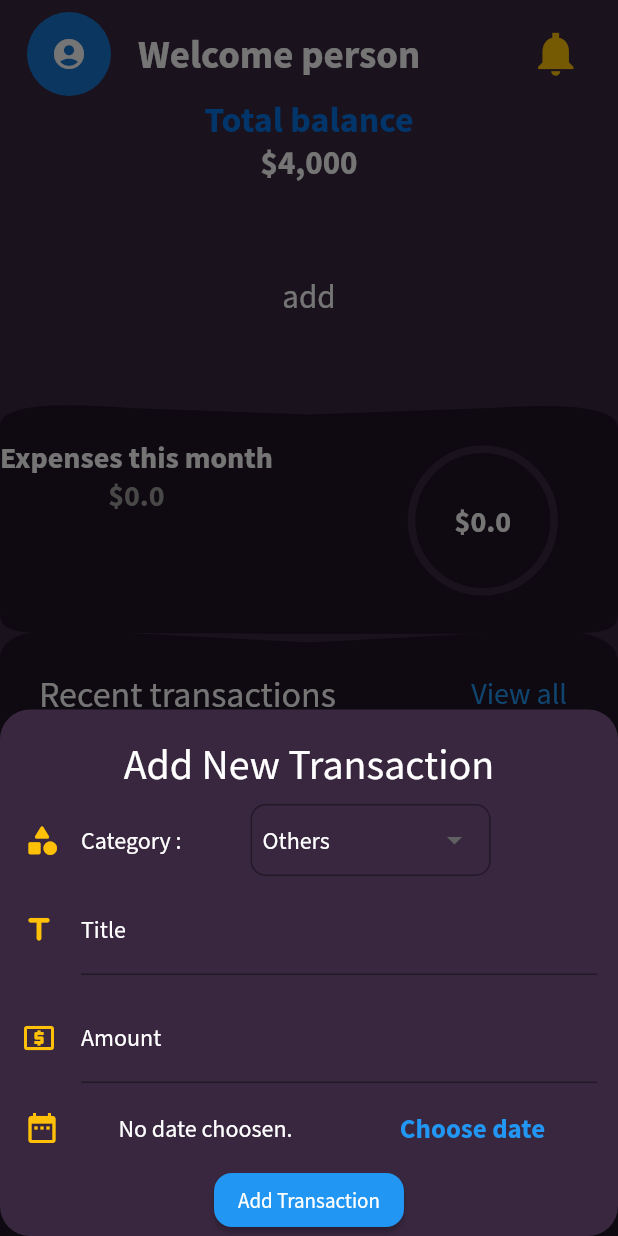
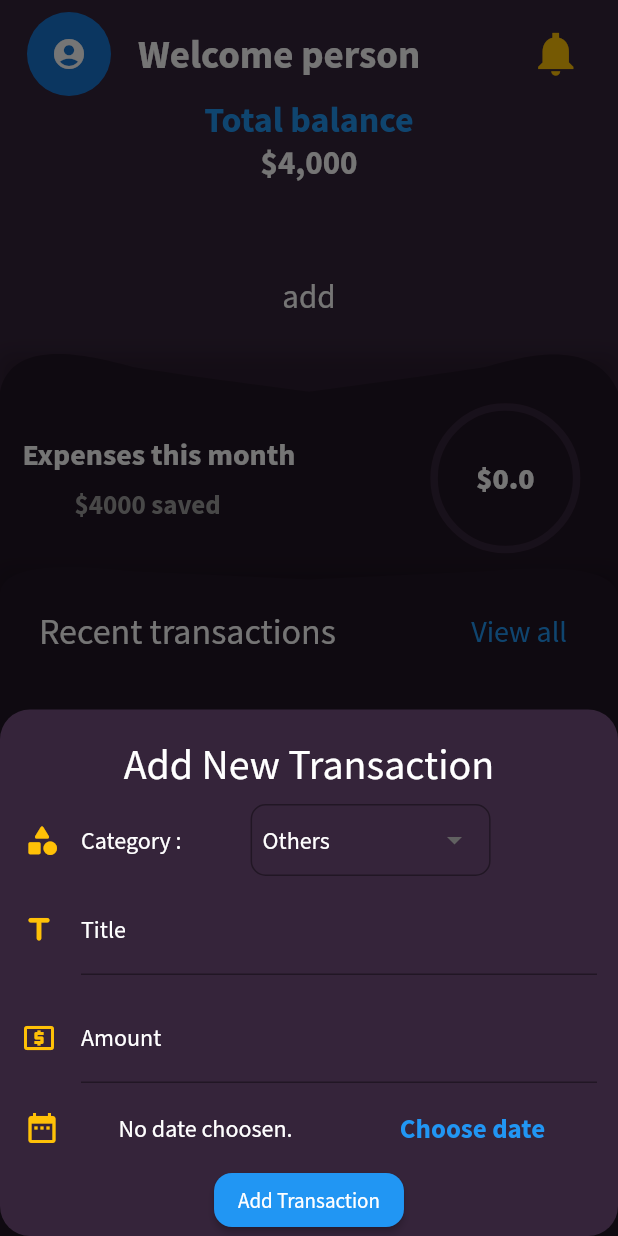
Before and after one commit to RemonYounan/Expenses-App, a Flutter app: the MainScreen screen opened by its route, after a tap on the "add" icon, on a phone screen of 412 x 824 dp. Run offline on Flutter 3.47's test engine with Material 2 defaults, Android fonts, the light colour scheme and no system bars; drawn by our look-alikes of animated_bottom_navigation_bar, percent_indicator; our stand-ins replace carousel_slider, shared_preferences, smooth_page_indicator, sqflite; missing offline and left inert: awesome_card; accounts and stored records are empty.

Commit message:
made changes

```diff
--- a/lib/main.dart
+++ b/lib/main.dart
@@ -63,7 +63,7 @@
             primarySwatch: Colors.blue,
             accentColor: Colors.amber,
           ),
-          primaryColor: Color.fromARGB(255, 57, 39, 63),
+          primaryColor: Color.fromARGB(255, 53, 36, 58),
         ),
         home: showHome ? MainScreen() : WelcomeScreen(),
         routes: {
--- a/lib/screens/balance_screen.dart
+++ b/lib/screens/balance_screen.dart
@@ -59,7 +59,11 @@
           textAlign: TextAlign.center,
         ),
         const CreditCardCarouse(),
-        CustomPaint(
+        Container(
+          decoration: BoxDecoration(boxShadow: [
+            BoxShadow(color: Colors.black.withAlpha(50), blurRadius: 10.0),
+          ]),
+          child: CustomPaint(
             painter: CardCustomPainter(context),
             child: ListView(
                 shrinkWrap: true,
@@ -76,8 +80,10 @@
                     // primary: false,
                     shrinkWrap: true,
                     physics: NeverScrollableScrollPhysics(),
-                  gridDelegate: const SliverGridDelegateWithMaxCrossAxisExtent(
-                    mainAxisExtent: 140,
+                    gridDelegate:
+                        const SliverGridDelegateWithMaxCrossAxisExtent(
+                      mainAxisExtent: 130,
+                      childAspectRatio: .8,
                       maxCrossAxisExtent: 120,
                       crossAxisSpacing: 8,
                       mainAxisSpacing: 8,
@@ -94,6 +100,7 @@
                   ),
                 ]),
           ),
+        ),
       ],
     );
   }
--- a/lib/screens/home_screen.dart
+++ b/lib/screens/home_screen.dart
@@ -17,7 +17,8 @@
 
   @override
   Widget build(BuildContext context) {
-    final mediaQuery = MediaQuery.of(context);
+    final size = MediaQuery.of(context).size;
+
     return ListView(
       children: [
         Padding(
@@ -46,13 +47,13 @@
             ),
           ),
         ),
-        const Text(
+        Text(
           'Total balance',
           textAlign: TextAlign.center,
           style: TextStyle(
             fontSize: 24,
             fontWeight: FontWeight.bold,
-            color: Color.fromRGBO(5, 117, 230, 1),
+            color: Theme.of(context).colorScheme.primary,
             fontFamily: 'SourceSansPro',
           ),
         ),
@@ -66,11 +67,30 @@
             fontFamily: 'SourceSansPro',
           ),
         ),
-        const CreditCardCarouse(),
-        Expenses(),
-        CustomPaint(
+        Align(
+          heightFactor: .9,
+          alignment: Alignment.topCenter,
+          child: const CreditCardCarouse(),
+        ),
+        Align(
+          heightFactor: .75,
+          alignment: Alignment.center,
+          child: Container(
+            decoration: BoxDecoration(
+              boxShadow: [
+                BoxShadow(color: Colors.black.withAlpha(50), blurRadius: 10.0),
+              ],
+            ),
+            child: Expenses(),
+          ),
+        ),
+        Container(
+          decoration: BoxDecoration(boxShadow: [
+            BoxShadow(color: Colors.black.withAlpha(50), blurRadius: 10.0),
+          ]),
+          child: CustomPaint(
             painter: CardCustomPainter(context),
-          size: Size(200, 100),
+            size: Size(size.width, size.width),
             child: ListView(
               primary: false,
               shrinkWrap: true,
@@ -95,7 +115,8 @@
                             Navigator.push(
                                 context,
                                 MaterialPageRoute(
-                                  builder: (context) => AllTransactions(true)));
+                                    builder: (context) =>
+                                        AllTransactions(true)));
                           },
                           child: const Text(
                             'View all',
@@ -109,7 +130,8 @@
                 RecentTransactions(),
               ],
             ),
-        )
+          ),
+        ),
       ],
     );
   }
--- a/lib/screens/main_screen.dart
+++ b/lib/screens/main_screen.dart
@@ -53,12 +53,10 @@
           backgroundColor: Theme.of(context).primaryColor,
           activeColor: Theme.of(context).colorScheme.secondary,
           inactiveColor: Colors.white54,
-          borderColor: Theme.of(context).cardColor,
+          borderColor: Theme.of(context).primaryColor,
           backgroundGradient: LinearGradient(colors: [
             Theme.of(context).cardColor,
             Theme.of(context).cardColor,
-            // Theme.of(context).cardTheme.color!,
-            // Theme.of(context).cardTheme.color!,
           ]),
           // gapWidth: 50,
           notchSmoothness: NotchSmoothness.smoothEdge,
--- a/lib/widgets/card_shape.dart
+++ b/lib/widgets/card_shape.dart
@@ -13,27 +13,27 @@
     Path path0 = Path();
     path0.moveTo(0, size.height);
     path0.quadraticBezierTo(
-        0, size.height * 0.4750000, 0, size.height * 0.3000000);
+        0, size.height * 0.3625000, 0, size.height * 0.1500000);
     path0.cubicTo(
-        size.width * -0.0005250,
-        size.height * -0.0800000,
-        size.width * 0.0483500,
-        size.height * -0.0093000,
-        size.width * 0.1250000,
-        size.height * 0.0200000);
-    path0.quadraticBezierTo(size.width * 0.2187500, size.height * 0.0525000,
+        size.width * 0.0199500,
+        size.height * -0.0862000,
+        size.width * 0.1587750,
+        size.height * 0.0139500,
+        size.width * 0.2150000,
+        size.height * 0.0500000);
+    path0.quadraticBezierTo(size.width * 0.2854250, size.height * 0.0799500,
         size.width * 0.5000000, size.height * 0.1500000);
-    path0.quadraticBezierTo(size.width * 0.7812500, size.height * 0.0525000,
-        size.width * 0.8750000, size.height * 0.0200000);
+    path0.quadraticBezierTo(size.width * 0.7137500, size.height * 0.0783000,
+        size.width * 0.7850000, size.height * 0.0500000);
     path0.cubicTo(
-        size.width * 0.9411250,
-        size.height * -0.0123000,
-        size.width * 1.0020750,
-        size.height * -0.0831000,
+        size.width * 0.8362750,
+        size.height * 0.0156000,
+        size.width * 0.9602750,
+        size.height * -0.0845500,
         size.width,
-        size.height * 0.3000000);
+        size.height * 0.1500000);
     path0.quadraticBezierTo(
-        size.width, size.height * 0.4750000, size.width, size.height);
+        size.width, size.height * 0.3625000, size.width, size.height);
     path0.lineTo(0, size.height);
     path0.close();
 
--- a/lib/widgets/custompainter.dart
+++ b/lib/widgets/custompainter.dart
@@ -8,6 +8,7 @@
   void paint(Canvas canvas, Size size) {
     Paint paint0 = Paint()
       ..color = Theme.of(context).cardColor
+      ..style = PaintingStyle.fill
       ..style = PaintingStyle.fill
       ..strokeWidth = 1.0;
 
--- a/lib/widgets/expenses.dart
+++ b/lib/widgets/expenses.dart
@@ -1,41 +1,43 @@
 import 'package:flutter/material.dart';
 import 'package:percent_indicator/circular_percent_indicator.dart';
+import 'package:personal_expenses/widgets/card_shape.dart';
 import 'package:provider/provider.dart';
 import 'package:personal_expenses/providers/transactions.dart';
-import 'package:personal_expenses/widgets/custompainter.dart';
 
 class Expenses extends StatelessWidget {
   const Expenses({Key? key}) : super(key: key);
 
   @override
   Widget build(BuildContext context) {
+    final size = MediaQuery.of(context).size;
     final expenses = Provider.of<Transactions>(context).getTotalExpenses();
     return CustomPaint(
-      painter: CardCustomPainter(context),
-      size: Size(200, 100),
-      child: Center(
+      painter: CardShape(context),
+      size: Size(size.width, size.width),
       child: Container(
-          height: 150,
-          width: double.infinity,
+        height: size.height * .2,
+        width: size.width,
         child: Row(
           children: [
             Column(
+              mainAxisAlignment: MainAxisAlignment.center,
               children: [
-                  SizedBox(
-                    height: 20,
-                  ),
-                  Center(
+                Padding(
+                  padding: const EdgeInsets.only(left: 15),
                   child: Text(
                     'Expenses this month',
                     style: Theme.of(context).textTheme.titleLarge,
                   ),
                 ),
+                SizedBox(
+                  height: 10,
+                ),
                 Text(
-                    '\$$expenses',
+                  '\$${(4000 - expenses).toInt()} saved',
                   style: Theme.of(context)
                       .textTheme
                       .titleLarge!
-                        .copyWith(color: Colors.grey),
+                      .copyWith(fontSize: 18, color: Colors.grey),
                 ),
               ],
             ),
@@ -48,18 +50,18 @@
               percent: expenses / 4000,
               center: Text(
                 '\$$expenses',
-                  style: Theme.of(context).textTheme.titleLarge,
+                style: Theme.of(context)
+                    .textTheme
+                    .titleLarge!
+                    .copyWith(fontWeight: FontWeight.w900),
               ),
               progressColor: Theme.of(context).colorScheme.primary,
-                // arcType: ArcType.FULL_REVERSED,
               backgroundColor: Theme.of(context).primaryColor,
-                // fillColor: Theme.of(context).primaryColor,
               circularStrokeCap: CircularStrokeCap.round,
             )
           ],
         ),
       ),
-      ),
     );
   }
 }
--- a/lib/widgets/recent_transactions.dart
+++ b/lib/widgets/recent_transactions.dart
@@ -8,6 +8,8 @@
 
   @override
   Widget build(BuildContext context) {
+    final size = MediaQuery.of(context).size;
+
     return FutureBuilder(
       future:
           Provider.of<Transactions>(context, listen: false).getTransactions(),
@@ -18,7 +20,7 @@
                 )
               : Consumer<Transactions>(
                   child: SizedBox(
-                    height: 140,
+                    height: size.height * .15,
                     child: Center(
                       child: Text(
                         'There is no transactions.',
@@ -33,7 +35,7 @@
                       transactions.transactions.isEmpty
                           ? ch!
                           : SizedBox(
-                              height: 370,
+                              height: size.height * .4,
                               child: ListView.builder(
                                 clipBehavior: Clip.antiAlias,
                                 shrinkWrap: true,
```
Lines whose indentation alone changed are shown as unchanged.
